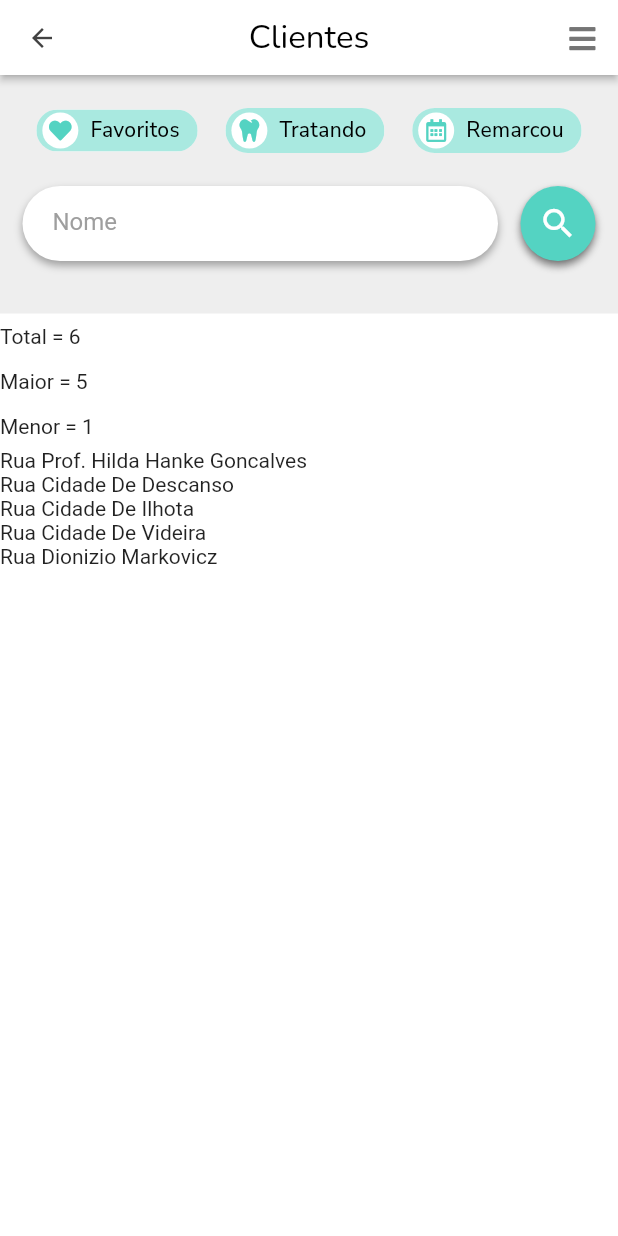
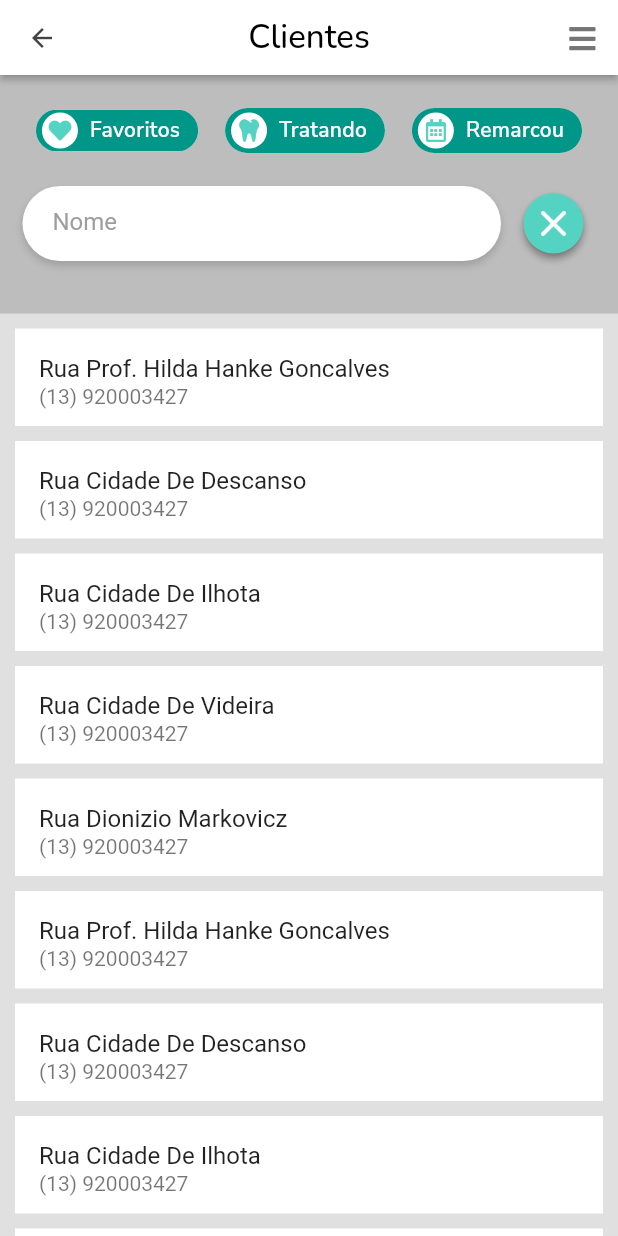
Before and after one commit to fcraveiro/mobx, a Flutter app: the Testo screen opened directly, on a phone screen of 412 x 824 dp. Run offline on Flutter 3.47's test engine with Material 2 defaults, Android fonts, the light colour scheme and no system bars; our stand-ins replace font_awesome_flutter, get, get_storage, google_fonts; accounts and stored records are empty.

Commit message:
finalizando search

```diff
--- a/lib/paginas/pagina2.dart
+++ b/lib/paginas/pagina2.dart
@@ -21,6 +21,12 @@ List lista = [
   'Porto Uniao',
   'Cidade De Videira',
   'Dionizio Markovicz',
+  'Prof. Hilda Hanke Goncalves',
+  'Cidade De Descanso',
+  'Cidade De Ilhota',
+  'Porto Uniao',
+  'Cidade De Videira',
+  'Dionizio Markovicz',
 ];
 
 int maior = 0;
@@ -37,12 +43,14 @@ class _TestoState extends State<Testo> {
   @override
   Widget build(BuildContext context) {
     return Scaffold(
+      backgroundColor: const Color(0xFFE0E0E0),
       appBar: const MyAppBar(),
       body: SafeArea(
         child: Column(
           mainAxisAlignment: MainAxisAlignment.start,
           children: [
             const BlocoPesquisa(),
+            /*
             SizedBox(
               height: 30,
               child: Row(
@@ -59,19 +67,26 @@ class _TestoState extends State<Testo> {
                 ],
               ),
             ),
-            SizedBox(
-              height: 30,
-              child: Row(
-                children: [
-                  Text('Menor = ${menor.toString()}'),
-                ],
-              ),
-            ),
+*/
+
             Expanded(
               child: ListView.builder(
                   itemCount: lista2.length,
                   itemBuilder: (__, index) {
-                    return Text(lista2[index].toString());
+                    return Container(
+                      width: MediaQuery.of(context).size.width,
+                      height: 65,
+                      color: Colors.white,
+//                      padding:
+//                          const EdgeInsets.only(bottom: 0, top: 0, left: 10),
+                      margin: const EdgeInsets.only(
+                          bottom: 0, left: 10, right: 10, top: 10),
+                      child: ListTile(
+                        visualDensity: VisualDensity.comfortable,
+                        title: Text(lista2[index].toString()),
+                        subtitle: const Text('(13) 920003427'),
+                      ),
+                    );
                   }),
             ),
           ],
@@ -154,7 +169,7 @@ class BlocoPesquisa extends StatelessWidget {
   @override
   Widget build(BuildContext context) {
     return Container(
-      color: Colors.grey[200],
+      color: Colors.grey[400],
       padding: const EdgeInsets.fromLTRB(15, 15, 15, 15),
       child: Column(
         children: [
@@ -162,13 +177,14 @@ class BlocoPesquisa extends StatelessWidget {
             mainAxisAlignment: MainAxisAlignment.spaceAround,
             children: [
               Chip(
-                backgroundColor: dgreen.withOpacity(.5),
+                backgroundColor: Colors.teal,
                 label: Text(
                   'Favoritos',
                   style: GoogleFonts.nunitoSans(
-                    color: Colors.black,
+                    color: Colors.white,
                     fontSize: 14,
                     letterSpacing: .2,
+                    fontWeight: FontWeight.w600,
                   ),
                 ),
                 visualDensity: VisualDensity.compact,
@@ -182,13 +198,14 @@ class BlocoPesquisa extends StatelessWidget {
                 ),
               ),
               Chip(
-                backgroundColor: dgreen.withOpacity(.5),
+                backgroundColor: Colors.teal,
                 label: Text(
                   'Tratando',
                   style: GoogleFonts.nunitoSans(
-                    color: Colors.black,
+                    color: Colors.white,
                     fontSize: 14,
                     letterSpacing: .2,
+                    fontWeight: FontWeight.w600,
                   ),
                 ),
                 visualDensity: VisualDensity.comfortable,
@@ -202,14 +219,14 @@ class BlocoPesquisa extends StatelessWidget {
                 ),
               ),
               Chip(
-                backgroundColor: dgreen.withOpacity(.5),
+                backgroundColor: Colors.teal,
                 label: Text(
                   'Remarcou',
                   style: GoogleFonts.nunitoSans(
-                    color: Colors.black,
-                    fontSize: 14,
-                    letterSpacing: .2,
-                  ),
+                      color: Colors.white,
+                      fontSize: 14,
+                      letterSpacing: .2,
+                      fontWeight: FontWeight.w600),
                 ),
                 visualDensity: VisualDensity.comfortable,
                 avatar: CircleAvatar(
@@ -265,8 +282,9 @@ class BlocoPesquisa extends StatelessWidget {
                 width: 15,
               ),
               Container(
-                width: 50,
-                height: 50,
+                width: 40,
+                height: 40,
+                margin: const EdgeInsets.only(right: 08),
                 decoration: const BoxDecoration(
                   boxShadow: [
                     BoxShadow(
@@ -281,9 +299,10 @@ class BlocoPesquisa extends StatelessWidget {
                 ),
                 child: ElevatedButton(
                   onPressed: () => {},
-                  child: const Icon(
-                    Icons.search,
-                    size: 26,
+                  child: const ImageIcon(
+                    AssetImage('assets/imagens/cancelar.png'),
+                    color: Colors.white,
+                    size: 17,
                   ),
                   style: ElevatedButton.styleFrom(
                     shape: const CircleBorder(),
```
Also changed, not shown: pubspec.yaml (+2 -12 lines), assets/fonts/Licorice-Regular.ttf (deleted), assets/fonts/Nunito-Regular.ttf (deleted), assets/fonts/RobotoSlab-Regular.ttf (deleted), assets/imagens/cancelar.png (added).
